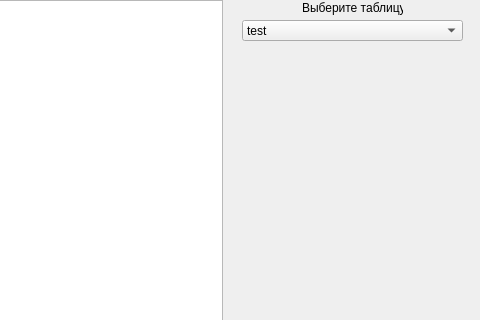
Above: tableviewerpage.ui from kr3st1k/prakticheskiy-cringe before the change; both pictures show x 668 to 1148 and y 0 to 320 of the 1148 by 675 pixel window. Below: the same form after it.
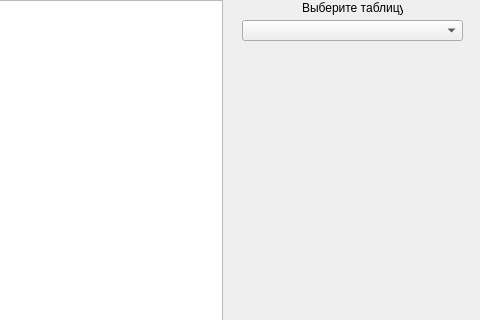
That is the form after the change.

Commit message: output all tables with combobox

Patch:
```diff
--- a/tableviewerpage.ui
+++ b/tableviewerpage.ui
@@ -22,16 +22,6 @@
      <height>21</height>
     </rect>
    </property>
-   <item>
-    <property name="text">
-     <string>test</string>
-    </property>
-   </item>
-   <item>
-    <property name="text">
-     <string>test2</string>
-    </property>
-   </item>
   </widget>
   <widget class="QGroupBox" name="groupBox">
    <property name="geometry">
```
The commit also changes 2 other files.
